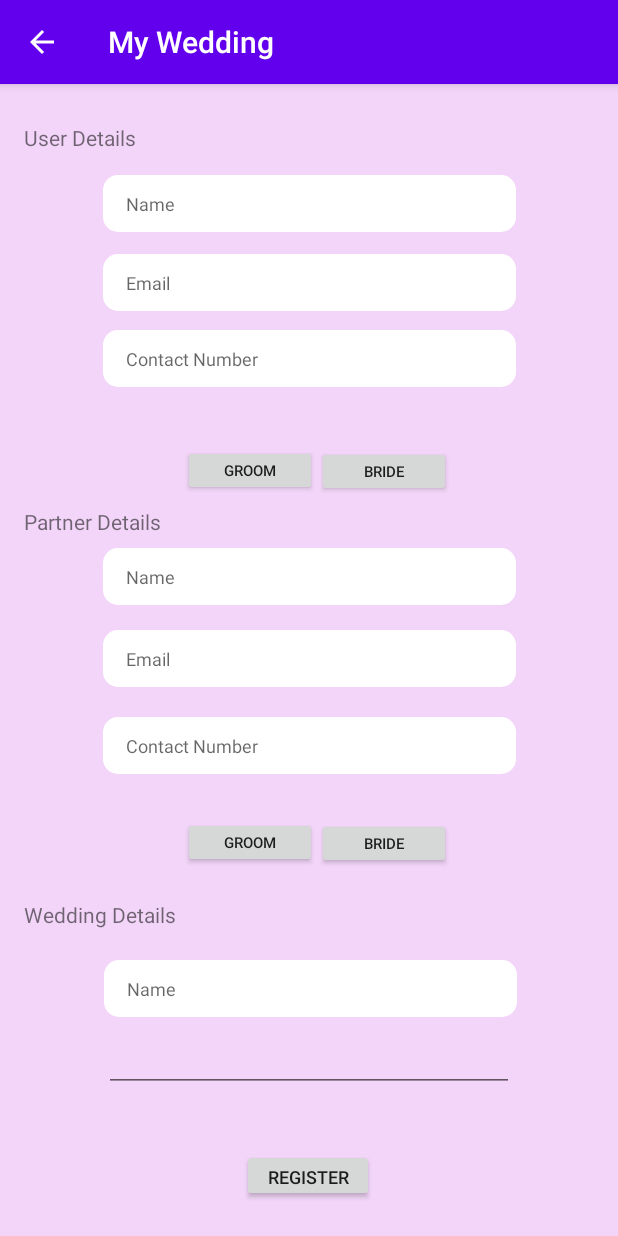
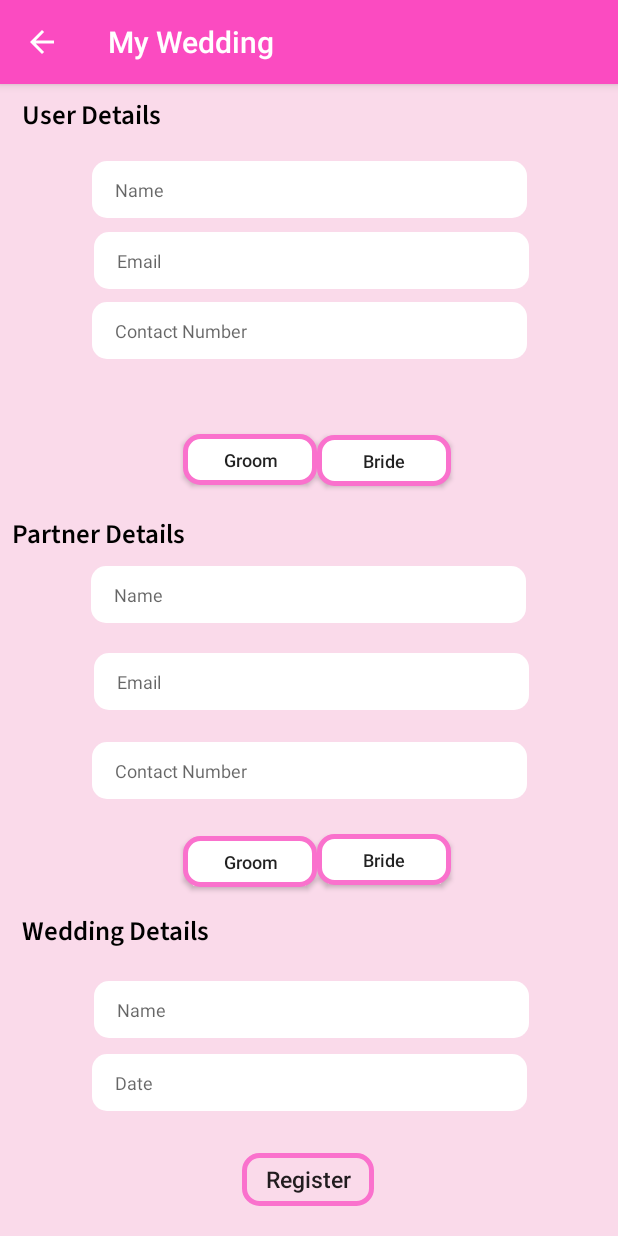
Before and after one commit to JeewHiddala/My-Wedding, an Android app: the Registration screen opened directly, with no data from a screen before it, on a phone screen of 412 x 824 dp. Run offline under Robolectric (Android 15) with nearby library versions, the phone set to English and light mode, and no system bars; Roboto replaces fonts that are not available here.

Commit message:
Main activity completed with styles

```diff
--- a/app/build.gradle
+++ b/app/build.gradle
@@ -6,7 +6,7 @@ android {
 
     defaultConfig {
         applicationId "com.example.mywedding"
-        minSdkVersion 26
+        minSdkVersion 23
         targetSdkVersion 30
         versionCode 1
         versionName "1.0"
--- a/app/src/main/AndroidManifest.xml
+++ b/app/src/main/AndroidManifest.xml
@@ -12,7 +12,8 @@
         <activity android:name=".EditBudget"></activity>
         <activity android:name=".AddBudget" />
         <activity android:name=".PaidList" />
-        <activity android:name=".BudgetList" />
+        <activity android:name=".BudgetList"
+            android:parentActivityName=".BudgetMenu"/>
         <activity android:name=".BudgetMenu" />
         <activity
             android:name=".Registration"
--- a/app/src/main/java/com/example/mywedding/BudgetList.java
+++ b/app/src/main/java/com/example/mywedding/BudgetList.java
@@ -10,5 +10,6 @@ public class BudgetList extends AppCompatActivity {
     protected void onCreate(Bundle savedInstanceState) {
         super.onCreate(savedInstanceState);
         setContentView(R.layout.activity_budget_list);
+        getSupportActionBar().setDisplayHomeAsUpEnabled(true);
     }
 }
--- /dev/null
+++ b/app/src/main/res/drawable/btn_groom_bride.xml
@@ -0,0 +1,6 @@
+<?xml version="1.0" encoding="utf-8"?>
+<shape xmlns:android="http://schemas.android.com/apk/res/android" android:shape="rectangle">
+    <solid android:color="@color/justWhite"/>
+    <stroke android:color="@color/fontPink" android:width="3dp"/>
+    <corners android:radius="10dp"/>
+</shape>
--- /dev/null
+++ b/app/src/main/res/drawable/ic_baseline_add_24.xml
@@ -0,0 +1,5 @@
+<vector android:height="24dp" android:tint="#FB4BC1"
+    android:viewportHeight="24" android:viewportWidth="24"
+    android:width="24dp" xmlns:android="http://schemas.android.com/apk/res/android">
+    <path android:fillColor="@android:color/white" android:pathData="M19,13h-6v6h-2v-6H5v-2h6V5h2v6h6v2z"/>
+</vector>
--- /dev/null
+++ b/app/src/main/res/drawable/ic_baseline_delete_outline_24.xml
@@ -0,0 +1,5 @@
+<vector android:height="50dp" android:tint="#FB4BC1"
+    android:viewportHeight="24" android:viewportWidth="24"
+    android:width="50dp" xmlns:android="http://schemas.android.com/apk/res/android">
+    <path android:fillColor="@android:color/white" android:pathData="M6,19c0,1.1 0.9,2 2,2h8c1.1,0 2,-0.9 2,-2L18,7L6,7v12zM8,9h8v10L8,19L8,9zM15.5,4l-1,-1h-5l-1,1L5,4v2h14L19,4z"/>
+</vector>
--- a/app/src/main/res/layout/activity_budget_list.xml
+++ b/app/src/main/res/layout/activity_budget_list.xml
@@ -4,6 +4,30 @@
     xmlns:tools="http://schemas.android.com/tools"
     android:layout_width="match_parent"
     android:layout_height="match_parent"
-    tools:context=".BudgetList">
+    tools:context=".BudgetList"
+    android:background="@color/bgPalePink">
+
+    <com.google.android.material.floatingactionbutton.FloatingActionButton
+        android:id="@+id/btn_add_budget"
+        android:layout_width="wrap_content"
+        android:layout_height="wrap_content"
+        android:backgroundTint="@color/justWhite"
+        android:clickable="true"
+        app:backgroundTint="@color/justWhite"
+        app:layout_constraintBottom_toBottomOf="parent"
+        app:layout_constraintEnd_toEndOf="parent"
+        app:layout_constraintHorizontal_bias="0.954"
+        app:layout_constraintStart_toStartOf="parent"
+        app:layout_constraintTop_toTopOf="parent"
+        app:layout_constraintVertical_bias="0.97"
+        app:srcCompat="@drawable/ic_baseline_add_24" />
+
+    <ImageButton
+        android:id="@+id/imageButton2"
+        android:layout_width="40dp"
+        android:layout_height="40dp"
+        app:srcCompat="@drawable/ic_baseline_delete_outline_24"
+        tools:layout_editor_absoluteX="364dp"
+        tools:layout_editor_absoluteY="7dp" />
 
 </androidx.constraintlayout.widget.ConstraintLayout>
--- a/app/src/main/res/layout/activity_registration.xml
+++ b/app/src/main/res/layout/activity_registration.xml
@@ -5,165 +5,195 @@
     android:layout_width="match_parent"
     android:layout_height="match_parent"
     tools:context=".Registration"
-    android:background="@color/bgPink">
+    android:background="@color/bgPalePink">
 
     <EditText
         android:id="@+id/editTextTextPersonName"
-        android:layout_width="275dp"
+        android:layout_width="290dp"
         android:layout_height="38dp"
         android:layout_marginStart="16dp"
         android:layout_marginEnd="16dp"
         android:background="@drawable/input_field"
         android:ems="10"
-        android:hint="Name"
+        android:hint="@string/register_form_details_name"
         android:inputType="textPersonName"
         android:paddingLeft="15dp"
         android:paddingRight="15dp"
         android:textSize="12sp"
         app:layout_constraintBottom_toBottomOf="parent"
         app:layout_constraintEnd_toEndOf="parent"
+        app:layout_constraintHorizontal_bias="0.505"
         app:layout_constraintStart_toStartOf="parent"
         app:layout_constraintTop_toTopOf="parent"
-        app:layout_constraintVertical_bias="0.083" />
+        app:layout_constraintVertical_bias="0.07" />
 
     <EditText
         android:id="@+id/editTextTextPersonName2"
-        android:layout_width="275dp"
+        android:layout_width="290dp"
         android:layout_height="38dp"
         android:layout_marginStart="16dp"
         android:layout_marginTop="2dp"
         android:layout_marginEnd="16dp"
         android:background="@drawable/input_field"
         android:ems="10"
-        android:hint="Email"
+        android:hint="@string/register_form_details_email"
         android:inputType="text"
         android:paddingLeft="15dp"
         android:paddingRight="15dp"
         android:textSize="12sp"
         app:layout_constraintBottom_toBottomOf="parent"
         app:layout_constraintEnd_toEndOf="parent"
+        app:layout_constraintHorizontal_bias="0.516"
         app:layout_constraintStart_toStartOf="parent"
         app:layout_constraintTop_toBottomOf="@+id/editTextTextPersonName"
-        app:layout_constraintVertical_bias="0.02" />
+        app:layout_constraintVertical_bias="0.012" />
 
     <EditText
         android:id="@+id/editTextNumber"
-        android:layout_width="275dp"
+        android:layout_width="290dp"
         android:layout_height="38dp"
         android:layout_marginStart="16dp"
         android:layout_marginTop="2dp"
         android:layout_marginEnd="16dp"
         android:background="@drawable/input_field"
         android:ems="10"
-        android:hint="Contact Number"
+        android:hint="@string/register_form_details_contact"
         android:inputType="number"
         android:paddingLeft="15dp"
         android:paddingRight="15dp"
         android:textSize="12sp"
         app:layout_constraintBottom_toBottomOf="parent"
         app:layout_constraintEnd_toEndOf="parent"
+        app:layout_constraintHorizontal_bias="0.505"
         app:layout_constraintStart_toStartOf="parent"
         app:layout_constraintTop_toBottomOf="@+id/editTextTextPersonName2"
-        app:layout_constraintVertical_bias="0.018" />
+        app:layout_constraintVertical_bias="0.011" />
 
     <EditText
         android:id="@+id/editTextNumber2"
-        android:layout_width="275dp"
+        android:layout_width="290dp"
         android:layout_height="38dp"
         android:layout_marginStart="16dp"
         android:layout_marginEnd="16dp"
         android:background="@drawable/input_field"
         android:ems="10"
-        android:hint="Name"
+        android:hint="@string/register_form_details_name"
         android:inputType="number"
         android:paddingLeft="15dp"
         android:paddingRight="15dp"
         android:textSize="12sp"
         app:layout_constraintBottom_toBottomOf="parent"
         app:layout_constraintEnd_toEndOf="parent"
+        app:layout_constraintHorizontal_bias="0.494"
         app:layout_constraintStart_toStartOf="parent"
         app:layout_constraintTop_toTopOf="parent"
-        app:layout_constraintVertical_bias="0.424" />
+        app:layout_constraintVertical_bias="0.44" />
 
     <EditText
         android:id="@+id/editTextNumber5"
-        android:layout_width="275dp"
+        android:layout_width="290dp"
         android:layout_height="38dp"
         android:layout_marginStart="16dp"
         android:layout_marginEnd="16dp"
         android:background="@drawable/input_field"
         android:ems="10"
-        android:hint="Name"
+        android:hint="@string/register_form_details_name"
         android:inputType="number"
         android:paddingLeft="15dp"
         android:paddingRight="15dp"
         android:textSize="12sp"
         app:layout_constraintBottom_toBottomOf="parent"
         app:layout_constraintEnd_toEndOf="parent"
-        app:layout_constraintHorizontal_bias="0.509"
+        app:layout_constraintHorizontal_bias="0.516"
         app:layout_constraintStart_toStartOf="parent"
         app:layout_constraintTop_toTopOf="parent"
-        app:layout_constraintVertical_bias="0.8" />
+        app:layout_constraintVertical_bias="0.819" />
 
     <EditText
         android:id="@+id/editTextNumber3"
-        android:layout_width="275dp"
+        android:layout_width="290dp"
         android:layout_height="38dp"
         android:layout_marginStart="16dp"
         android:layout_marginEnd="16dp"
         android:background="@drawable/input_field"
         android:ems="10"
-        android:hint="Email"
+        android:hint="@string/register_form_details_email"
         android:inputType="number"
         android:paddingLeft="15dp"
         android:paddingRight="15dp"
         android:textSize="12sp"
         app:layout_constraintBottom_toBottomOf="parent"
         app:layout_constraintEnd_toEndOf="parent"
+        app:layout_constraintHorizontal_bias="0.516"
         app:layout_constraintStart_toStartOf="parent"
         app:layout_constraintTop_toTopOf="parent"
-        app:layout_constraintVertical_bias="0.499" />
+        app:layout_constraintVertical_bias="0.52" />
 
     <EditText
         android:id="@+id/editTextNumber4"
-        android:layout_width="275dp"
+        android:layout_width="290dp"
         android:layout_height="38dp"
         android:layout_marginStart="16dp"
         android:layout_marginEnd="16dp"
         android:background="@drawable/input_field"
         android:ems="10"
-        android:hint="Contact Number"
+        android:hint="@string/register_form_details_contact"
         android:inputType="number"
         android:paddingLeft="15dp"
         android:paddingRight="15dp"
         android:textSize="12sp"
         app:layout_constraintBottom_toBottomOf="parent"
         app:layout_constraintEnd_toEndOf="parent"
+        app:layout_constraintHorizontal_bias="0.505"
         app:layout_constraintStart_toStartOf="parent"
         app:layout_constraintTop_toTopOf="parent"
-        app:layout_constraintVertical_bias="0.578" />
+        app:layout_constraintVertical_bias="0.601" />
+
+    <EditText
+        android:id="@+id/editTextDate"
+        android:layout_width="290dp"
+        android:layout_height="38dp"
+        android:background="@drawable/input_field"
+        android:ems="10"
+        android:hint="Date"
+        android:inputType="date"
+        android:paddingLeft="15dp"
+        android:paddingRight="15dp"
+        android:textSize="12dp"
+        app:layout_constraintBottom_toBottomOf="parent"
+        app:layout_constraintEnd_toEndOf="parent"
+        app:layout_constraintHorizontal_bias="0.504"
+        app:layout_constraintStart_toStartOf="parent"
+        app:layout_constraintTop_toBottomOf="@+id/editTextNumber5"
+        app:layout_constraintVertical_bias="0.111" />
 
     <TextView
         android:id="@+id/textView3"
         android:layout_width="wrap_content"
         android:layout_height="wrap_content"
+        android:fontFamily="@font/source_sans_pro_semibold"
         android:text="@string/register_form_name_details"
+        android:textColor="@color/justBlack"
+        android:textSize="18sp"
         app:layout_constraintBottom_toTopOf="@+id/editTextTextPersonName"
         app:layout_constraintEnd_toEndOf="parent"
         app:layout_constraintHorizontal_bias="0.047"
         app:layout_constraintStart_toStartOf="parent"
         app:layout_constraintTop_toTopOf="parent"
-        app:layout_constraintVertical_bias="0.622" />
+        app:layout_constraintVertical_bias="0.304" />
 
     <TextView
         android:id="@+id/textView2"
         android:layout_width="wrap_content"
         android:layout_height="wrap_content"
         android:layout_marginBottom="8dp"
+        android:fontFamily="@font/source_sans_pro_semibold"
         android:text="@string/register_form_partner_details"
+        android:textColor="@color/justBlack"
+        android:textSize="18sp"
         app:layout_constraintBottom_toTopOf="@+id/editTextNumber2"
         app:layout_constraintEnd_toEndOf="parent"
-        app:layout_constraintHorizontal_bias="0.05"
+        app:layout_constraintHorizontal_bias="0.027"
         app:layout_constraintStart_toStartOf="parent"
         app:layout_constraintTop_toTopOf="parent"
         app:layout_constraintVertical_bias="1.0" />
@@ -172,39 +202,46 @@
         android:id="@+id/textView4"
         android:layout_width="wrap_content"
         android:layout_height="wrap_content"
+        android:fontFamily="@font/source_sans_pro_semibold"
         android:text="@string/register_form_wedding_details"
+        android:textColor="@color/justBlack"
+        android:textSize="18sp"
         app:layout_constraintBottom_toBottomOf="parent"
         app:layout_constraintEnd_toEndOf="parent"
-        app:layout_constraintHorizontal_bias="0.051"
+        app:layout_constraintHorizontal_bias="0.052"
         app:layout_constraintStart_toStartOf="parent"
         app:layout_constraintTop_toTopOf="parent"
-        app:layout_constraintVertical_bias="0.727" />
+        app:layout_constraintVertical_bias="0.744" />
 
     <Button
-        android:id="@+id/button2"
+        android:id="@+id/groom1"
         android:layout_width="89dp"
         android:layout_height="34dp"
+        android:background="@drawable/btn_groom_bride"
         android:text="@string/btn_groom"
-        android:textSize="10sp"
+        android:textAllCaps="false"
+        android:textSize="12sp"
         app:layout_constraintBottom_toBottomOf="parent"
         app:layout_constraintEnd_toEndOf="parent"
         app:layout_constraintHorizontal_bias="0.378"
         app:layout_constraintStart_toStartOf="parent"
         app:layout_constraintTop_toTopOf="parent"
-        app:layout_constraintVertical_bias="0.328" />
+        app:layout_constraintVertical_bias="0.318" />
 
     <Button
-        android:id="@+id/button4"
+        android:id="@+id/bride1"
         android:layout_width="89dp"
         android:layout_height="34dp"
+        android:background="@drawable/btn_groom_bride"
         android:text="@string/btn_bride"
-        android:textSize="10sp"
+        android:textAllCaps="false"
+        android:textSize="12sp"
         app:layout_constraintBottom_toBottomOf="parent"
         app:layout_constraintEnd_toEndOf="parent"
         app:layout_constraintHorizontal_bias="0.655"
         app:layout_constraintStart_toStartOf="parent"
         app:layout_constraintTop_toTopOf="parent"
-        app:layout_constraintVertical_bias="0.329" />
+        app:layout_constraintVertical_bias="0.319" />
 
     <Button
         android:id="@+id/btn_login"
@@ -212,52 +249,46 @@
         android:layout_height="35dp"
         android:layout_marginTop="5dp"
         android:layout_marginBottom="5dp"
+        android:background="@drawable/register_btn"
         android:text="Register"
-        android:textSize="12sp"
+        android:textAllCaps="false"
+        android:textSize="15dp"
         app:layout_constraintBottom_toBottomOf="parent"
         app:layout_constraintEnd_toEndOf="parent"
         app:layout_constraintHorizontal_bias="0.498"
         app:layout_constraintStart_toStartOf="parent"
         app:layout_constraintTop_toTopOf="parent"
-        app:layout_constraintVertical_bias="0.976" />
+        app:layout_constraintVertical_bias="0.98" />
 
     <Button
-        android:id="@+id/button"
+        android:id="@+id/groom2"
         android:layout_width="89dp"
         android:layout_height="34dp"
+        android:background="@drawable/btn_groom_bride"
         android:text="@string/btn_groom"
-        android:textSize="10sp"
+        android:textAllCaps="false"
+        android:textSize="12sp"
         app:layout_constraintBottom_toBottomOf="parent"
         app:layout_constraintEnd_toEndOf="parent"
         app:layout_constraintHorizontal_bias="0.378"
         app:layout_constraintStart_toStartOf="parent"
         app:layout_constraintTop_toTopOf="parent"
-        app:layout_constraintVertical_bias="0.666" />
+        app:layout_constraintVertical_bias="0.683" />
 
     <Button
-        android:id="@+id/button3"
+        android:id="@+id/bride2"
         android:layout_width="89dp"
         android:layout_height="34dp"
+        android:background="@drawable/btn_groom_bride"
         android:text="@string/btn_bride"
-        android:textSize="10sp"
+        android:textAllCaps="false"
+        android:textSize="12sp"
         app:layout_constraintBottom_toBottomOf="parent"
         app:layout_constraintEnd_toEndOf="parent"
         app:layout_constraintHorizontal_bias="0.655"
         app:layout_constraintStart_toStartOf="parent"
         app:layout_constraintTop_toTopOf="parent"
-        app:layout_constraintVertical_bias="0.667" />
-
-    <EditText
-        android:id="@+id/editTextDate"
-        android:layout_width="273dp"
-        android:layout_height="36dp"
-        android:ems="10"
-        android:inputType="date"
-        app:layout_constraintBottom_toBottomOf="parent"
-        app:layout_constraintEnd_toEndOf="parent"
-        app:layout_constraintStart_toStartOf="parent"
-        app:layout_constraintTop_toBottomOf="@+id/editTextNumber5"
-        app:layout_constraintVertical_bias="0.129" />
+        app:layout_constraintVertical_bias="0.681" />
 
 
 </androidx.constraintlayout.widget.ConstraintLayout>
--- a/app/src/main/res/values/colors.xml
+++ b/app/src/main/res/values/colors.xml
@@ -8,4 +8,6 @@
     <color name="bgPink">#CCF0CCF8</color>
     <color name="justBlack">#000000</color>
     <color name="fontPink">#FA71CD</color>
+    <color name="bgPalePink">#FADAEA</color>
+    <color name="navPink">#FB4BC1</color>
 </resources>
--- a/app/src/main/res/values/strings.xml
+++ b/app/src/main/res/values/strings.xml
@@ -5,6 +5,9 @@
     <string name="btn_groom">Groom</string>
     <string name="btn_bride">Bride</string>
     <string name="register_form_wedding_details">Wedding Details</string>
+    <string name="register_form_details_name">Name</string>
+    <string name="register_form_details_email">Email</string>
+    <string name="register_form_details_contact">Contact Number</string>
     <string name="main_logo_des">The Wedding Planner</string>
     <string name="main_des">Plan the most colorful event of your life</string>
     <string name="main_tap_here">Tap here to start your journey</string>
--- a/app/src/main/res/values/styles.xml
+++ b/app/src/main/res/values/styles.xml
@@ -2,7 +2,7 @@
     <!-- Base application theme. -->
     <style name="AppTheme" parent="Theme.AppCompat.Light.DarkActionBar">
         <!-- Customize your theme here. -->
-        <item name="colorPrimary">@color/colorPrimary</item>
+        <item name="colorPrimary">@color/navPink</item>
         <item name="colorPrimaryDark">@color/fontPink</item>
         <item name="colorAccent">@color/colorAccent</item>
     </style>
```
